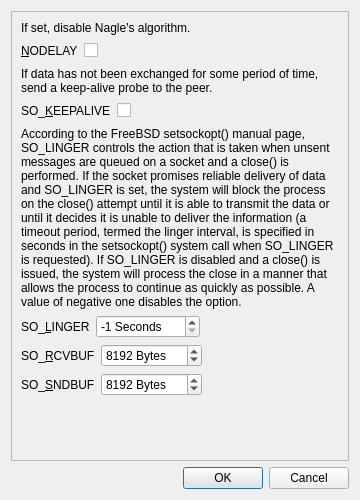
Qt form branches/trunk/GoldBug-UI/spot-on-socket-options.ui (textbrowser/spot-on) before a commit.
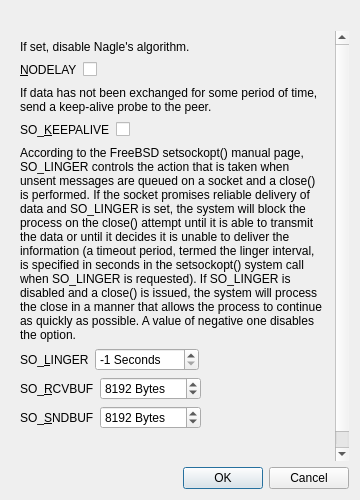
The same form after that commit. Icons and pictures are not drawn.

Commit message: New widget(s).

```diff
--- a/branches/trunk/GoldBug-UI/spot-on-socket-options.ui
+++ b/branches/trunk/GoldBug-UI/spot-on-socket-options.ui
@@ -15,8 +15,21 @@
     <normaloff>:/Logo/goldbug.png</normaloff>:/Logo/goldbug.png</iconset>
   </property>
   <layout class="QVBoxLayout" name="verticalLayout">
+   <item>
+    <widget class="QLabel" name="information">
+     <property name="text">
+      <string/>
+     </property>
+     <property name="wordWrap">
+      <bool>true</bool>
+     </property>
+    </widget>
+   </item>
    <item>
     <widget class="QScrollArea" name="scrollArea">
+     <property name="frameShape">
+      <enum>QFrame::NoFrame</enum>
+     </property>
      <property name="widgetResizable">
       <bool>true</bool>
      </property>
@@ -25,7 +38,7 @@
        <rect>
         <x>0</x>
         <y>0</y>
-        <width>326</width>
+        <width>328</width>
         <height>522</height>
        </rect>
       </property>
```
